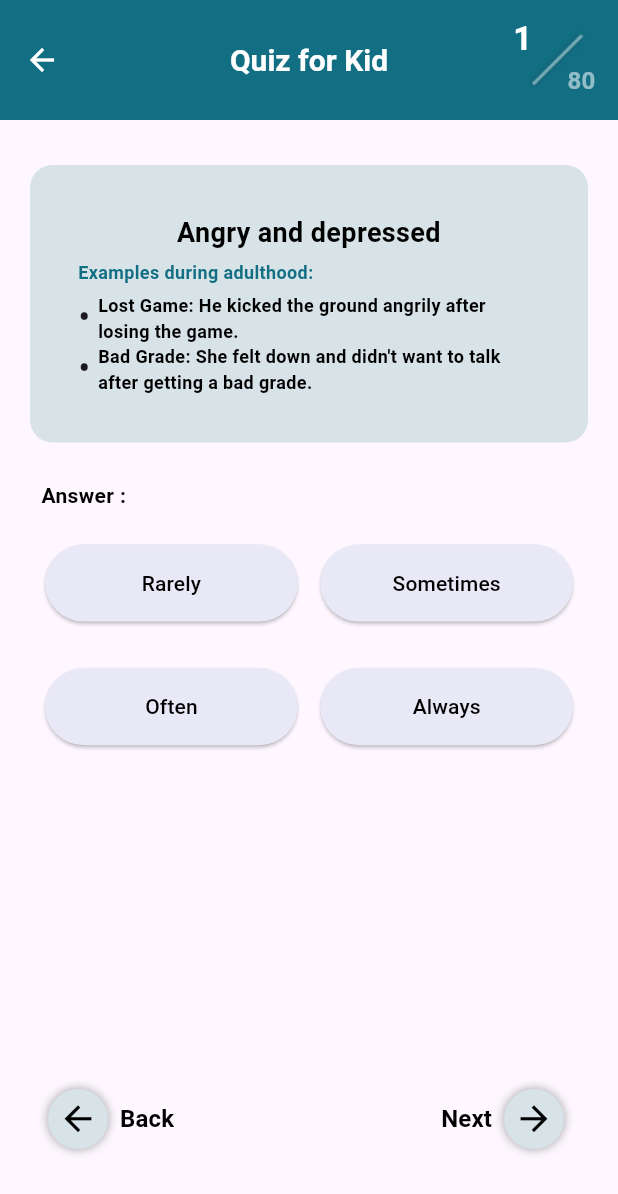
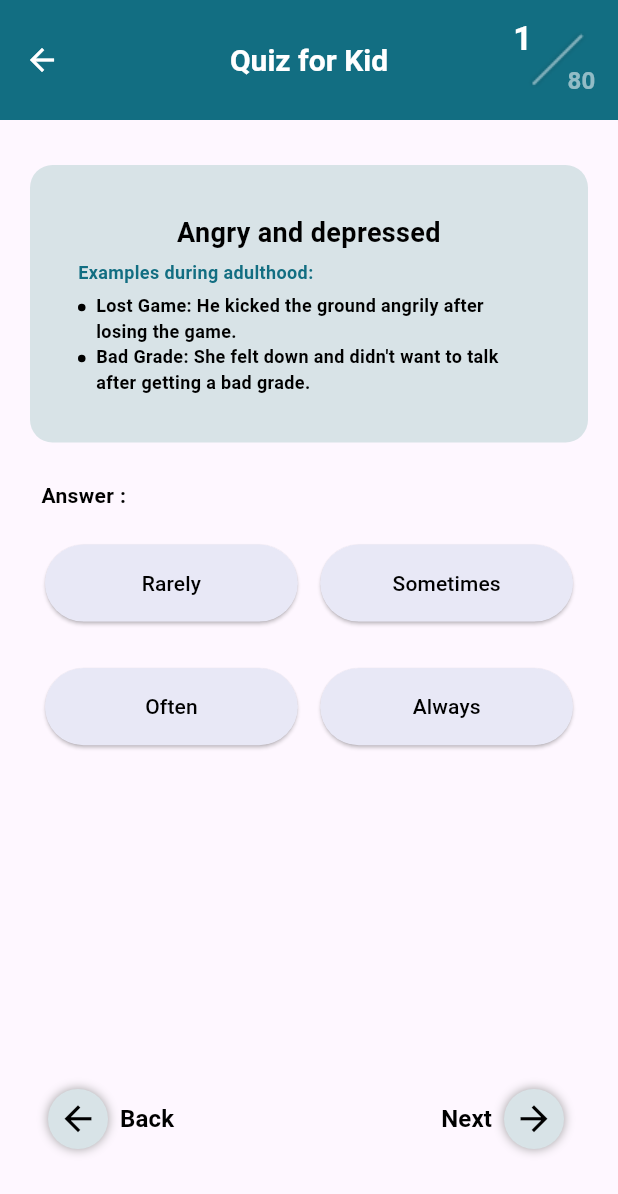
Before and after one commit to Al-Dos024/Neuro-Rush, a Flutter app: the screen it shows after launch, after a tap on "Go to quiz phase", on a phone screen of 412 x 824 dp. Shown: the top 1194 px of the screen. Run offline on Flutter 3.47's test engine with Material 3 defaults, Android fonts, the light colour scheme and no system bars; our stand-ins replace firebase_auth, firebase_core, firebase_database, font_awesome_flutter, google_fonts, smooth_page_indicator; accounts and stored records are empty; Roboto replaces fonts that are missing (Kodchasan).

Commit message:
done with dot to start with baseline

```diff
--- a/lib/features/quiz for kid/presentation/widgets/question_widget.dart
+++ b/lib/features/quiz for kid/presentation/widgets/question_widget.dart
@@ -60,13 +60,21 @@ class QuestionWidget extends StatelessWidget {
                           .examplesList
                           .map(
                             (e) => Row(
+                              crossAxisAlignment: CrossAxisAlignment.start,
                               children: [
-                                const Text(
-                                  "•",
-                                  style: TextStyle(fontSize: 24),
+                                Padding(
+                                  padding: const EdgeInsets.only(top: 7.5),
+                                  child: Container(
+                                    width: 5,
+                                    height: 5,
+                                    decoration: const BoxDecoration(
+                                      color: Colors.black,
+                                      shape: BoxShape.circle,
+                                    ),
+                                  ),
                                 ),
                                 const SizedBox(
-                                  width: 5,
+                                  width: 7,
                                 ),
                                 Flexible(
                                   child: Text(
```
